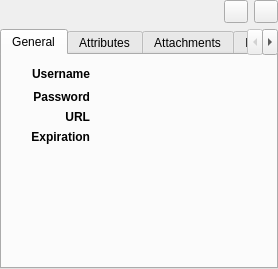
Above: src/gui/EntryPreviewWidget.ui from keepassxreboot/keepassxc before the change. Below: the same form after it.
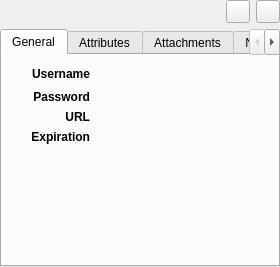
That is the form after the change. Custom widgets are drawn as their Qt base class.

Diff of the .ui file:
```diff
--- a/src/gui/EntryPreviewWidget.ui
+++ b/src/gui/EntryPreviewWidget.ui
@@ -2,6 +2,14 @@
 <ui version="4.0">
  <class>EntryPreviewWidget</class>
  <widget class="QWidget" name="EntryPreviewWidget">
+  <property name="geometry">
+   <rect>
+    <x>0</x>
+    <y>0</y>
+    <width>280</width>
+    <height>267</height>
+   </rect>
+  </property>
   <layout class="QVBoxLayout" name="verticalLayout_7">
    <property name="spacing">
     <number>0</number>
```
Left out of the diff: 16 changed lines with no effect on the pictures.
